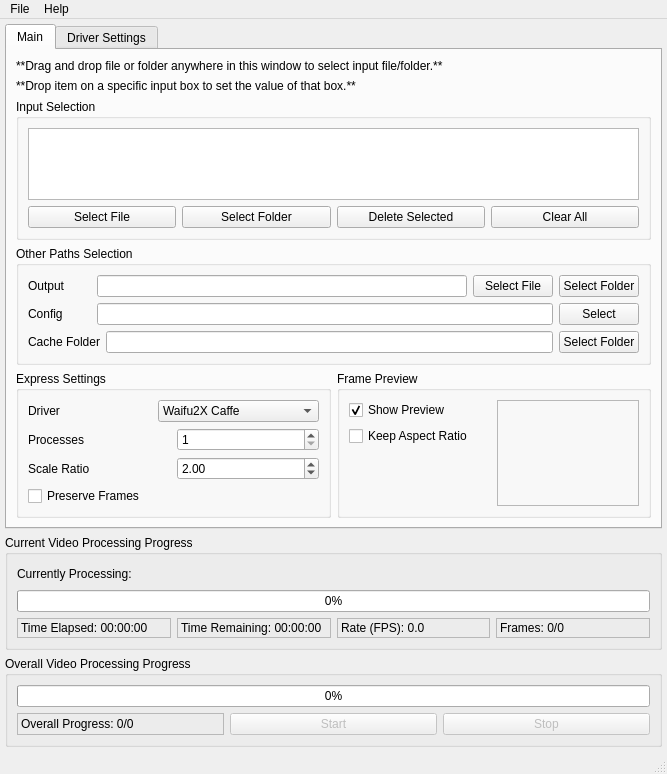
Old version of the form src/video2x_gui.ui in the repository k4yt3x/video2x.
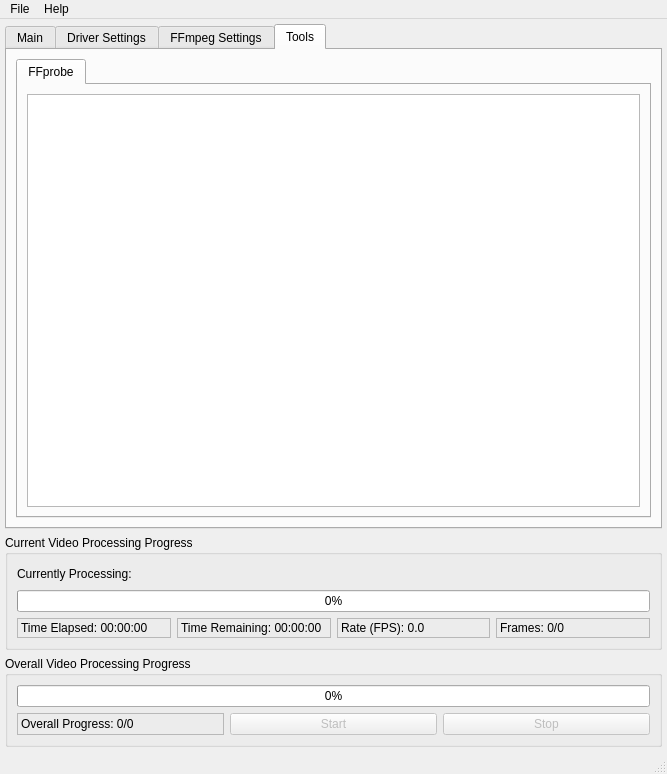
New version of the form.

Commit message: added FFmpeg Settings tab and Tools tab and FFprobe tool

The edit to the form file:
```diff
--- a/src/video2x_gui.ui
+++ b/src/video2x_gui.ui
@@ -33,7 +33,7 @@
     <item>
      <widget class="QTabWidget" name="tabWidget">
       <property name="currentIndex">
-       <number>0</number>
+       <number>3</number>
       </property>
       <widget class="QWidget" name="mainTab">
        <attribute name="title">
@@ -1519,6 +1519,35 @@
         </item>
        </layout>
       </widget>
+      <widget class="QWidget" name="ffmpegSettingsTab">
+       <attribute name="title">
+        <string>FFmpeg Settings</string>
+       </attribute>
+      </widget>
+      <widget class="QWidget" name="toolsTab">
+       <attribute name="title">
+        <string>Tools</string>
+       </attribute>
+       <layout class="QVBoxLayout" name="verticalLayout_15">
+        <item>
+         <widget class="QTabWidget" name="toolsTabWidget">
+          <property name="currentIndex">
+           <number>0</number>
+          </property>
+          <widget class="QWidget" name="toolsFFprobeTab">
+           <attribute name="title">
+            <string>FFprobe</string>
+           </attribute>
+           <layout class="QVBoxLayout" name="verticalLayout_16">
+            <item>
+             <widget class="QPlainTextEdit" name="ffprobePlainTextEdit"/>
+            </item>
+           </layout>
+          </widget>
+         </widget>
+        </item>
+       </layout>
+      </widget>
      </widget>
     </item>
     <item>
```
The commit also changes 1 other file.
